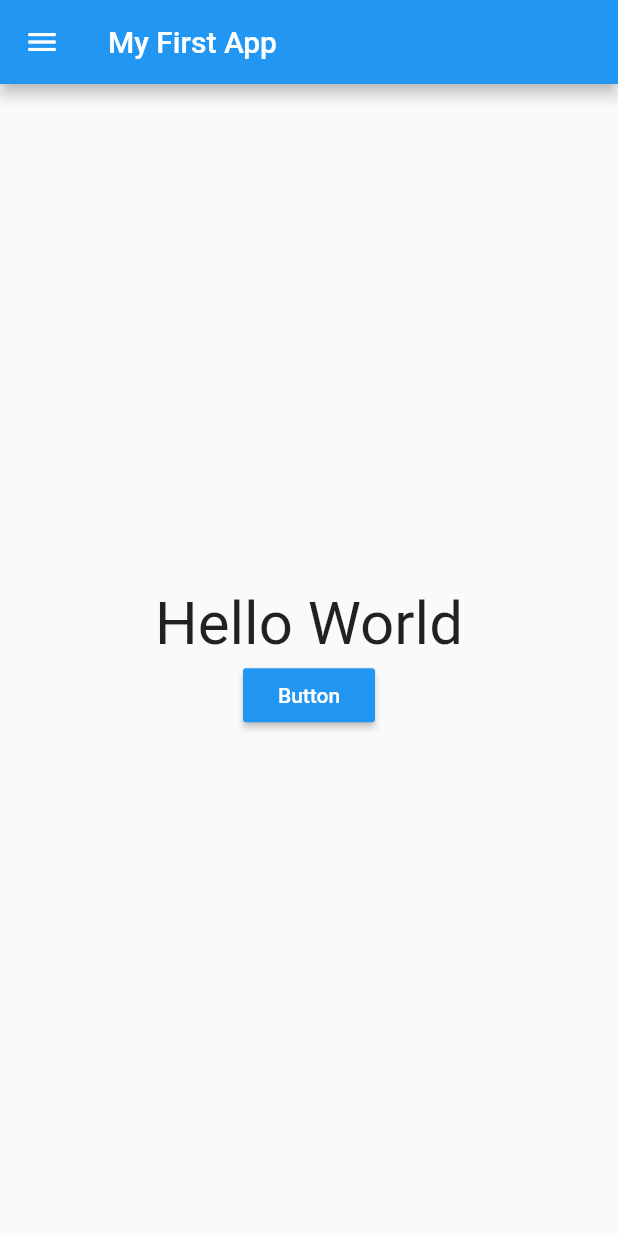
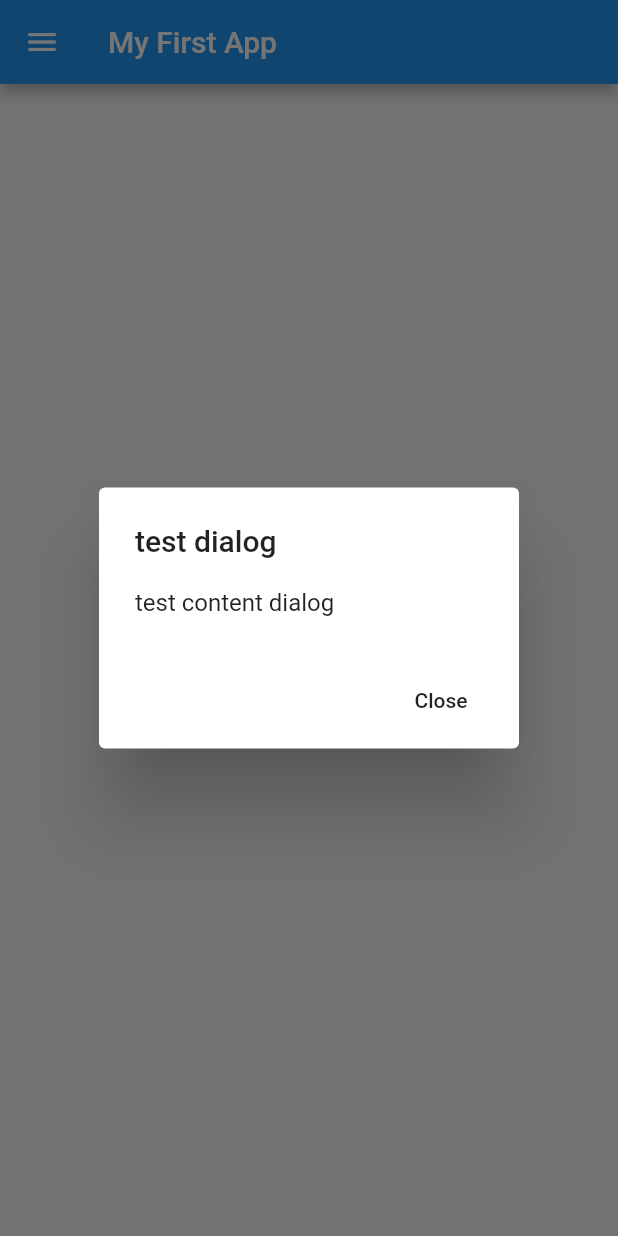
Before and after one commit to haziq-danial/flutter_first_app, a Flutter app: the screen it shows after launch, after a tap on "Button", on a phone screen of 412 x 824 dp. Run offline on Flutter 3.47's test engine with Material 2 defaults, Android fonts, the phone set to English and light mode, and no system bars.

Commit message:
added dialog

```diff
--- a/lib/main.dart
+++ b/lib/main.dart
@@ -3,6 +3,7 @@ import 'package:flutter/material.dart';
 void main() => runApp(MyApp());
 
 class MyApp extends StatelessWidget {
+
   @override
   Widget build(BuildContext context) {
     return MaterialApp(
@@ -11,7 +12,38 @@ class MyApp extends StatelessWidget {
       theme: ThemeData(
         primarySwatch: Colors.blue,
       ),
-      home: Scaffold(
+      home: MyPage()
+    );
+  }
+}
+
+
+class MyPage extends StatelessWidget {
+
+  void _showDialog(BuildContext context) {
+     showDialog(
+      context: context,
+      builder: (BuildContext context) {
+        return AlertDialog(
+          title: Text('test dialog'),
+          content: Text('test content dialog'),
+          actions: <Widget>[
+            FlatButton(
+              child: Text('Close'),
+              onPressed: () {
+                Navigator.of(context).pop();
+              },
+            )
+          ],
+        );
+      }
+    );
+  }
+
+
+  @override
+  Widget build(BuildContext context) {
+    return Scaffold(
         drawer: Drawer(
           child: ListView(
             padding: EdgeInsets.zero,
@@ -25,7 +57,13 @@ class MyApp extends StatelessWidget {
               ListTile(
                 title: Text('item 1'),
                 onTap: () {
-                  print('test');
+                  print('item 1');
+                },
+              ),
+              ListTile(
+                title: Text('item 2'),
+                onTap: () {
+                  print('item 2');
                 },
               )
             ],
@@ -54,13 +92,14 @@ class MyApp extends StatelessWidget {
                     ),
                   ),
                   color: Colors.blue,
-                  onPressed: () {},
+                  onPressed: () {
+                    _showDialog(context);
+                  },
                 ),
               ],
             ),
           ),
         ),
-      ),
-    );
+      );
   }
 }
```
